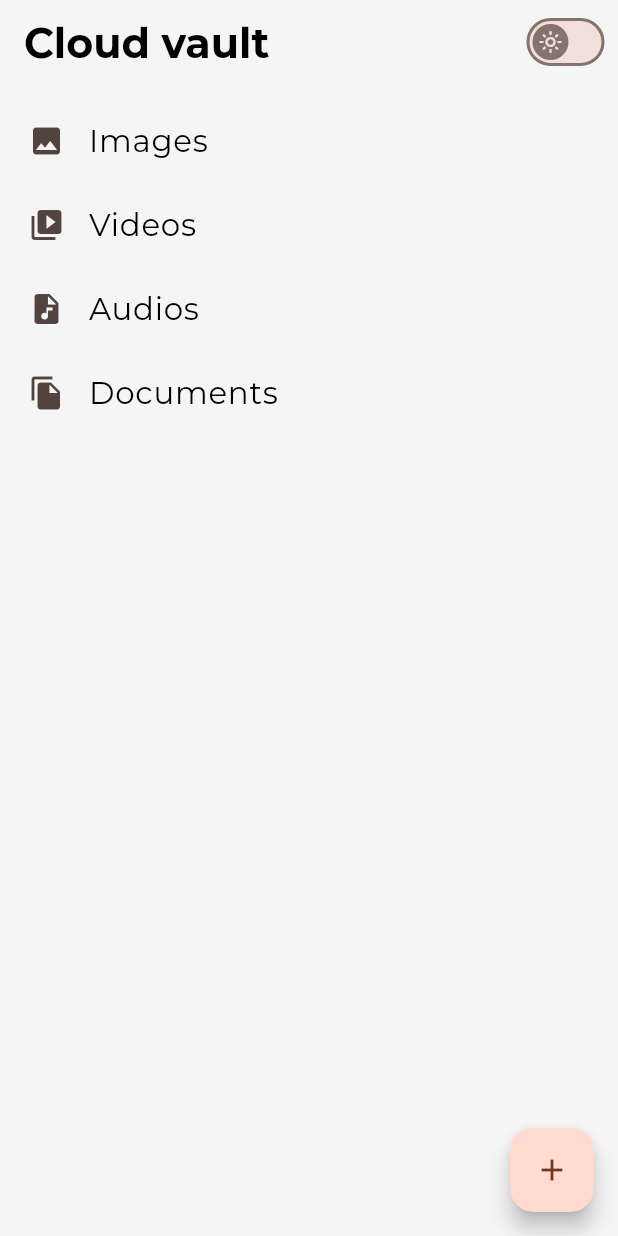
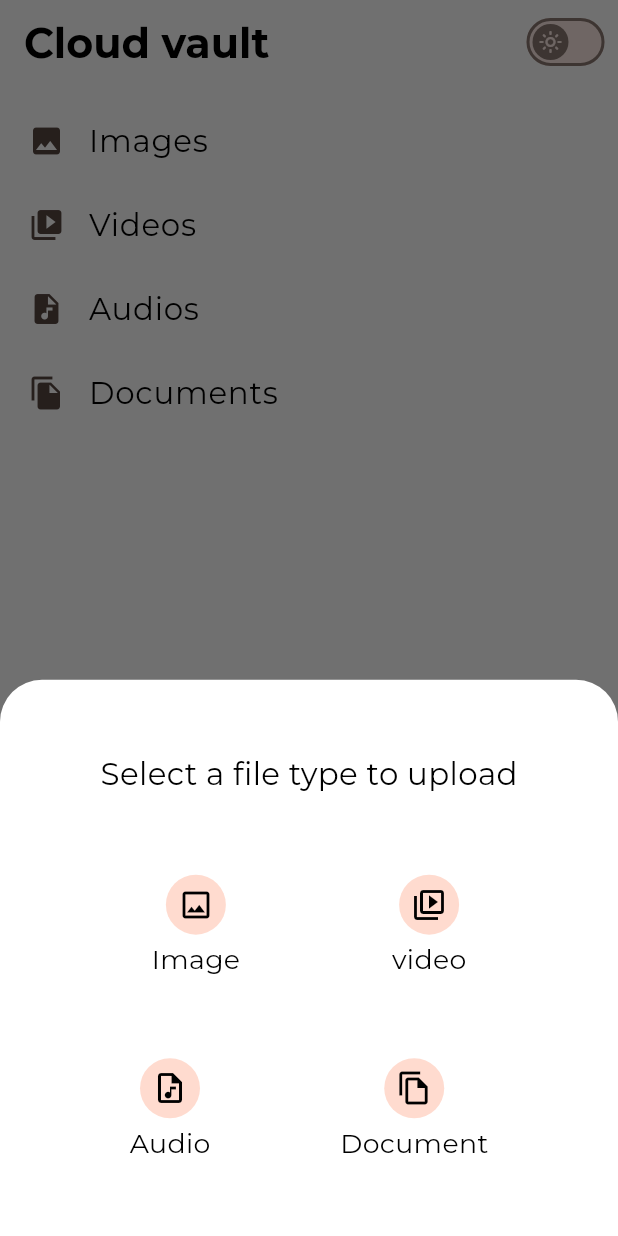
Before and after one commit to mustapha-amin/cloud_vault, a Flutter app: the screen it shows after launch, after a tap on the "add" icon, on a phone screen of 412 x 824 dp. Run offline on Flutter 3.47's test engine with Material 2 defaults, Android fonts, the light colour scheme and no system bars; our stand-ins replace google_fonts, shared_preferences, sizer.

Commit message:
implemented file upload widget

```diff
--- a/lib/utils/theme.dart
+++ b/lib/utils/theme.dart
@@ -5,7 +5,8 @@ class Apptheme {
   static ThemeData themeData(bool isDark, BuildContext context) {
     return ThemeData(
       useMaterial3: true,
-      scaffoldBackgroundColor: isDark ? Colors.grey[900] : Colors.grey[100],
+      scaffoldBackgroundColor:
+          isDark ? const Color.fromARGB(255, 31, 31, 31) : Colors.grey[100],
       colorScheme: ColorScheme.fromSeed(seedColor: Colors.brown),
       elevatedButtonTheme: ElevatedButtonThemeData(
         style: ElevatedButton.styleFrom(
--- a/lib/views/screens/home.dart
+++ b/lib/views/screens/home.dart
@@ -1,6 +1,7 @@
 import 'package:cloud_vault/providers/theme_provider.dart';
 import 'package:cloud_vault/utils/textstyle.dart';
 import 'package:cloud_vault/views/widgets/custom_tile.dart';
+import 'package:cloud_vault/views/widgets/file_types.dart';
 import 'package:flutter/material.dart';
 import 'package:provider/provider.dart';
 import 'package:sizer/sizer.dart';
@@ -38,7 +39,7 @@ class Home extends StatelessWidget {
         ],
       ),
       body: Padding(
-        padding: EdgeInsets.symmetric(horizontal: 3, vertical: 10),
+        padding: const EdgeInsets.symmetric(horizontal: 3, vertical: 10),
         child: ListView(
           children: const [
             CustomTile(iconData: Icons.image, text: "Images"),
@@ -49,7 +50,21 @@ class Home extends StatelessWidget {
         ),
       ),
       floatingActionButton: FloatingActionButton(
-        onPressed: () {},
+        onPressed: () {
+          showModalBottomSheet(
+            backgroundColor: theme.isDark
+                ? const Color.fromARGB(255, 46, 47, 50)
+                : Colors.white,
+            context: context,
+            builder: (context) {
+              return SizedBox(
+                height: 45.h,
+                width: 100.w,
+                child: const FileTypes(),
+              );
+            },
+          );
+        },
         child: const Icon(Icons.add),
       ),
     );
--- /dev/null
+++ b/lib/views/widgets/file_types.dart
@@ -0,0 +1,94 @@
+import 'package:flutter/material.dart';
+
+import '../../utils/textstyle.dart';
+
+class FileTypes extends StatelessWidget {
+  const FileTypes({super.key});
+
+  @override
+  Widget build(BuildContext context) {
+    return Column(
+      mainAxisAlignment: MainAxisAlignment.spaceEvenly,
+      crossAxisAlignment: CrossAxisAlignment.center,
+      children: [
+        Text(
+          "Select a file type to upload",
+          style: kTextStyle(context: context, size: 15),
+        ),
+        Row(
+          mainAxisAlignment: MainAxisAlignment.spaceEvenly,
+          children: [
+            Column(
+              children: [
+                IconButton.filledTonal(
+                  icon: const Icon(
+                    Icons.image_outlined,
+                    color: Colors.black,
+                  ),
+                  onPressed: () {},
+                ),
+                Text(
+                  "Image",
+                  style: kTextStyle(context: context, size: 13),
+                ),
+              ],
+            ),
+            Column(
+              children: [
+                IconButton.filledTonal(
+                  icon: const Icon(
+                    Icons.video_collection_outlined,
+                    color: Colors.black,
+                  ),
+                  color: Colors.grey,
+                  onPressed: () {},
+                ),
+                Text(
+                  "video",
+                  style: kTextStyle(context: context, size: 13),
+                ),
+              ],
+            ),
+          ],
+        ),
+        Row(
+          mainAxisAlignment: MainAxisAlignment.spaceEvenly,
+          children: [
+            Column(
+              children: [
+                IconButton.filledTonal(
+                  icon: const Icon(
+                    Icons.audio_file_outlined,
+                    color: Colors.black,
+                  ),
+                  color: Colors.grey,
+                  onPressed: () {},
+                ),
+                Text(
+                  "Audio",
+                  style: kTextStyle(context: context, size: 13),
+                ),
+              ],
+            ),
+            Column(
+              children: [
+                IconButton.filledTonal(
+                  icon: const Icon(
+                    Icons.file_copy_outlined,
+                    color: Colors.black,
+                  ),
+                  color: Colors.grey,
+                  onPressed: () {},
+                ),
+                Text(
+                  "Document",
+                  style: kTextStyle(context: context, size: 13),
+                ),
+              ],
+            ),
+          ],
+        ),
+      ],
+    );
+  }
+}
```
